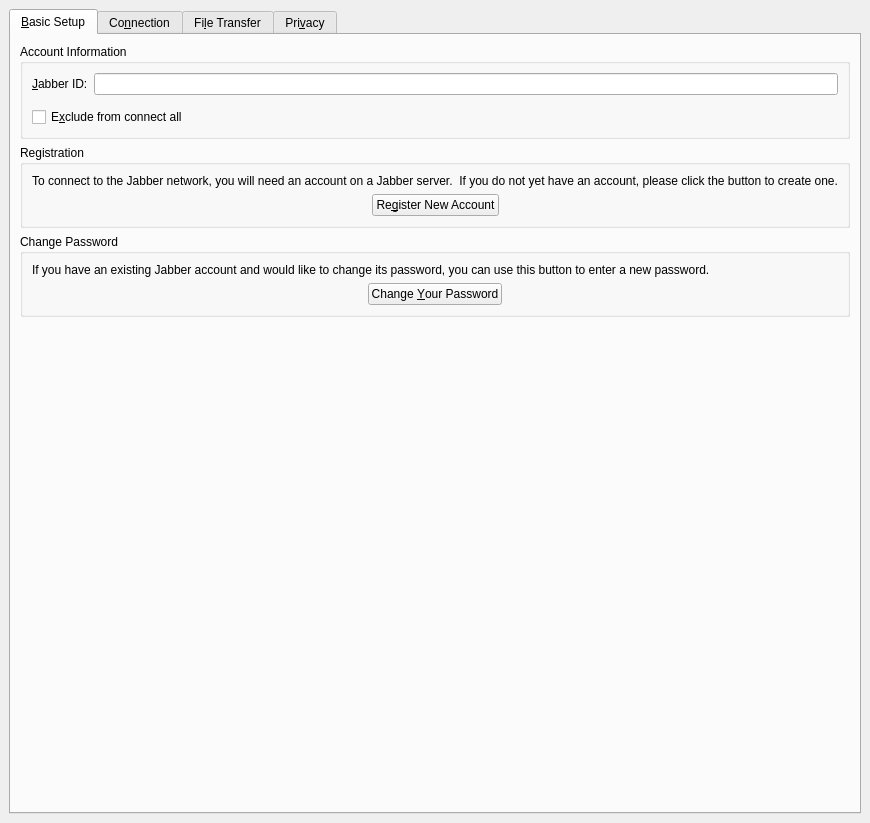
Old version of the form protocols/jabber/ui/dlgjabbereditaccountwidget.ui in the repository KDE/kopete.
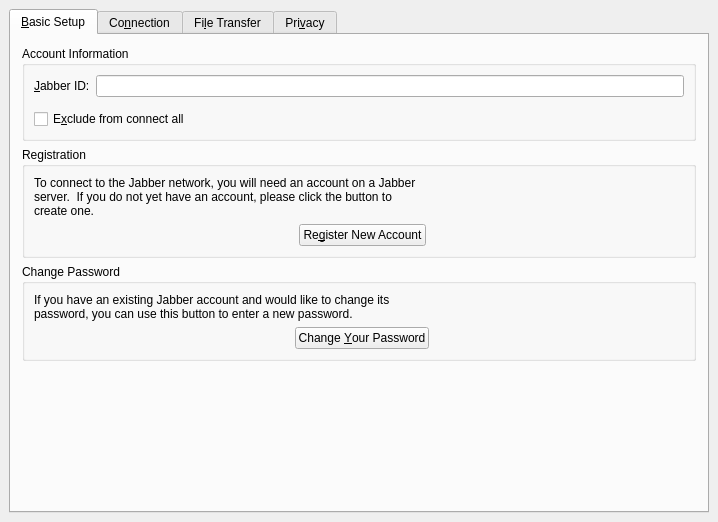
New version of the form. Custom widgets are drawn as their Qt base class.

Commit message: Use wordwrap on Jabber Edit Account UI. Reduce width size on screen.

Diff of the .ui file:
```diff
--- a/protocols/jabber/ui/dlgjabbereditaccountwidget.ui
+++ b/protocols/jabber/ui/dlgjabbereditaccountwidget.ui
@@ -6,8 +6,8 @@
    <rect>
     <x>0</x>
     <y>0</y>
-    <width>706</width>
-    <height>823</height>
+    <width>718</width>
+    <height>522</height>
    </rect>
   </property>
   <property name="windowTitle" >
@@ -42,21 +42,6 @@
        <string>&amp;Basic Setup</string>
       </attribute>
       <layout class="QVBoxLayout" >
-       <property name="spacing" >
-        <number>6</number>
-       </property>
-       <property name="leftMargin" >
-        <number>9</number>
-       </property>
-       <property name="topMargin" >
-        <number>9</number>
-       </property>
-       <property name="rightMargin" >
-        <number>9</number>
-       </property>
-       <property name="bottomMargin" >
-        <number>9</number>
-       </property>
        <item>
         <widget class="QGroupBox" name="groupBox" >
          <property name="title" >
@@ -212,7 +197,7 @@
             </property>
            </widget>
           </item>
-          <item row="0" column="0" colspan="3" >
+          <item row="0" column="0" colspan="2" >
            <widget class="QLabel" name="lblRegistration" >
             <property name="sizePolicy" >
              <sizepolicy vsizetype="Minimum" hsizetype="MinimumExpanding" >
@@ -232,6 +217,9 @@
             <property name="alignment" >
              <set>Qt::AlignVCenter</set>
             </property>
+            <property name="wordWrap" >
+             <bool>true</bool>
+            </property>
            </widget>
           </item>
          </layout>
@@ -294,7 +282,7 @@
             </property>
            </widget>
           </item>
-          <item row="0" column="0" colspan="3" >
+          <item row="0" column="0" colspan="2" >
            <widget class="QLabel" name="tlChangePwSuccess" >
             <property name="enabled" >
              <bool>true</bool>
@@ -311,6 +299,9 @@
             <property name="alignment" >
              <set>Qt::AlignVCenter</set>
             </property>
+            <property name="wordWrap" >
+             <bool>true</bool>
+            </property>
            </widget>
           </item>
          </layout>
```
Left out of the diff: 3 changed lines with no effect on the pictures.
